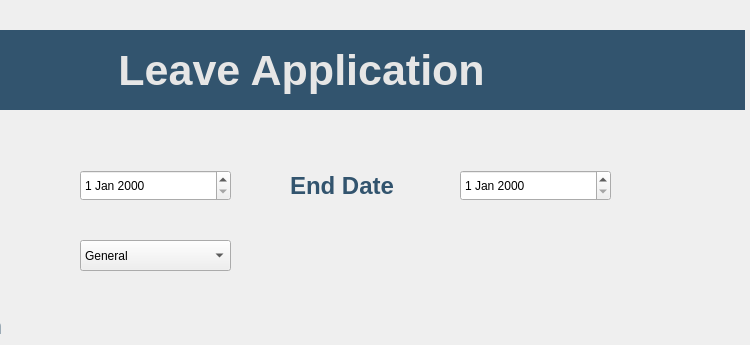
Old version of the form Employee_page.ui in the repository Hammad-Ali-Asif/AEMS; both pictures show x 530 to 1280 and y 0 to 345 of the 1280 by 720 pixel window.
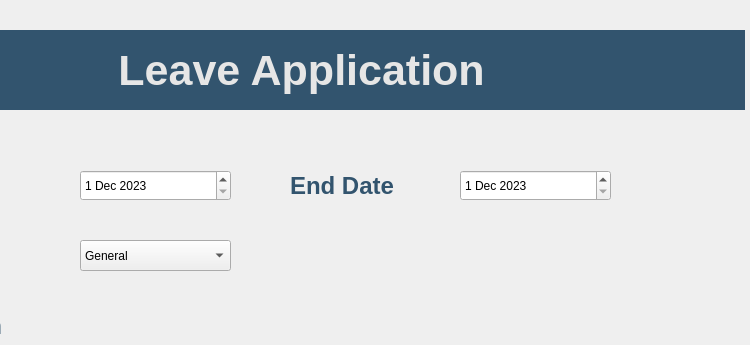
New version of the form. The open tabs and pages were chosen to show the change. Icons and pictures are not drawn.

The edit to the form file:
```diff
--- a/Employee_page.ui
+++ b/Employee_page.ui
@@ -2566,6 +2566,20 @@
       <property name="styleSheet">
        <string notr="true">font: 12pt &quot;Segoe UI&quot;;</string>
       </property>
+      <property name="maximumDate">
+       <date>
+        <year>2023</year>
+        <month>12</month>
+        <day>31</day>
+       </date>
+      </property>
+      <property name="minimumDate">
+       <date>
+        <year>2023</year>
+        <month>12</month>
+        <day>1</day>
+       </date>
+      </property>
      </widget>
      <widget class="QPushButton" name="submit_button">
       <property name="geometry">
@@ -2636,6 +2650,20 @@
       <property name="styleSheet">
        <string notr="true">font: 12pt &quot;Segoe UI&quot;;</string>
       </property>
+      <property name="maximumDate">
+       <date>
+        <year>2023</year>
+        <month>12</month>
+        <day>31</day>
+       </date>
+      </property>
+      <property name="minimumDate">
+       <date>
+        <year>2023</year>
+        <month>12</month>
+        <day>1</day>
+       </date>
+      </property>
      </widget>
      <widget class="QLabel" name="start_date">
       <property name="geometry">
```
Left out of the diff: 2 changed lines with no effect on the pictures.
